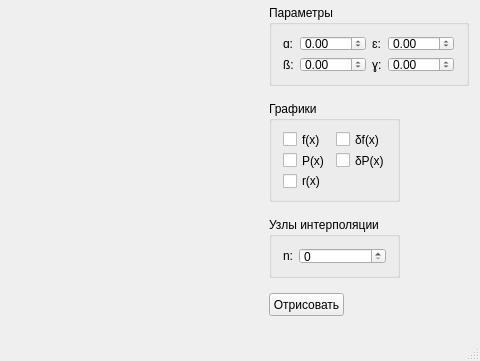
Chester94/NumericalMethods, file mainwindow.ui: the form before one commit; both pictures show x 427 to 907 and y 111 to 472 of the 907 by 472 pixel window.
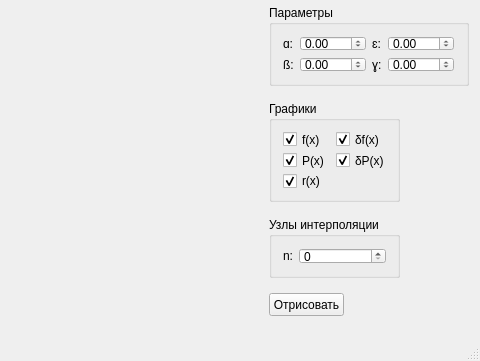
The form after the commit. Custom widgets are drawn as their Qt base class.

Commit message: implemented function of the value node

```diff
--- a/mainwindow.ui
+++ b/mainwindow.ui
@@ -231,6 +231,9 @@
          <property name="text">
           <string>f(x)</string>
          </property>
+         <property name="checked">
+          <bool>true</bool>
+         </property>
         </widget>
        </item>
        <item row="0" column="1">
@@ -238,6 +241,9 @@
          <property name="text">
           <string>δf(x)</string>
          </property>
+         <property name="checked">
+          <bool>true</bool>
+         </property>
         </widget>
        </item>
        <item row="1" column="0">
@@ -245,6 +251,9 @@
          <property name="text">
           <string>P(x)</string>
          </property>
+         <property name="checked">
+          <bool>true</bool>
+         </property>
         </widget>
        </item>
        <item row="1" column="1">
@@ -252,6 +261,9 @@
          <property name="text">
           <string>δP(x)</string>
          </property>
+         <property name="checked">
+          <bool>true</bool>
+         </property>
         </widget>
        </item>
        <item row="2" column="0">
@@ -259,6 +271,9 @@
          <property name="text">
           <string>r(x)</string>
          </property>
+         <property name="checked">
+          <bool>true</bool>
+         </property>
         </widget>
        </item>
       </layout>
```
The commit also changes 2 other files.
